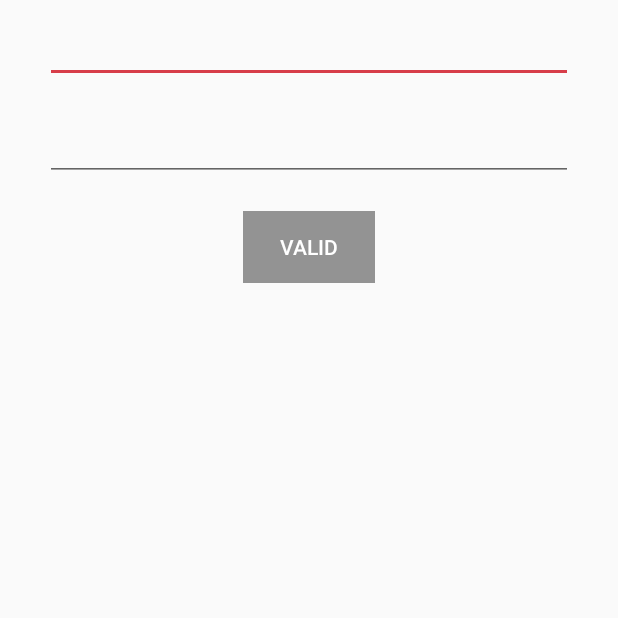
After one commit to NagamShashank/DummyUI, an Android app: the ValidationActivity screen opened directly, with no data from a screen before it, on a phone screen of 412 x 824 dp, the top half of it. The commit adds this screen. Run offline under Robolectric (Android 15) with nearby library versions, the phone set to English and light mode, and no system bars; Roboto replaces fonts that are not available here.

Commit message:
new update

```diff
--- /dev/null
+++ b/app/src/main/java/com/example/dummyui/ValidationActivity.kt
@@ -0,0 +1,86 @@
+package com.example.dummyui
+
+import androidx.appcompat.app.AppCompatActivity
+import android.os.Bundle
+import android.text.Editable
+import android.text.TextWatcher
+import android.widget.Toast
+import androidx.core.widget.addTextChangedListener
+import com.example.dummyui.databinding.ActivityValidationBinding
+import kotlinx.coroutines.flow.combineTransform
+
+class ValidationActivity : AppCompatActivity() {
+
+    private lateinit var binding : ActivityValidationBinding
+    private var checkName = false
+    private var checkPassword = false
+    override fun onCreate(savedInstanceState: Bundle?) {
+        super.onCreate(savedInstanceState)
+        binding = ActivityValidationBinding.inflate(layoutInflater)
+        setContentView(binding.root)
+
+        binding.validBtn.isEnabled = false
+        validation()
+
+    }
+
+
+
+    fun validation(){
+
+        binding.nameEditText.addTextChangedListener(object : TextWatcher{
+            override fun beforeTextChanged(p0: CharSequence?, p1: Int, p2: Int, p3: Int) {
+            }
+
+            override fun onTextChanged(p0: CharSequence?, p1: Int, p2: Int, p3: Int) {
+            }
+
+            override fun afterTextChanged(p0: Editable?) {
+                val string = p0.toString()
+                checkName(string)
+                btnEnable()
+            }
+
+        })
+
+        binding.passwordEditText.addTextChangedListener(object : TextWatcher{
+            override fun beforeTextChanged(p0: CharSequence?, p1: Int, p2: Int, p3: Int) {}
+
+            override fun onTextChanged(p0: CharSequence?, p1: Int, p2: Int, p3: Int) {}
+
+            override fun afterTextChanged(p0: Editable?) {
+                val string = p0.toString()
+                checkPassword(string)
+                btnEnable()
+            }
+
+        })
+    }
+
+    fun checkName(name : String){
+        checkName = if (name.isEmpty()){
+            binding.validBtn.setBackgroundColor(resources.getColor(R.color.grey))
+            false
+        }else {
+            true
+        }
+    }
+
+    fun checkPassword(password : String){
+        checkPassword = if (password.isEmpty()){
+            binding.validBtn.setBackgroundColor(resources.getColor(R.color.grey))
+            false
+
+        }else {
+            true
+        }
+    }
+
+    fun btnEnable(){
+        binding.validBtn.isEnabled = checkName && checkPassword
+        binding.validBtn.setBackgroundColor(resources.getColor(R.color.yellow))
+        binding.validBtn.setOnClickListener {
+            Toast.makeText(this,"Valid Clicked",Toast.LENGTH_SHORT).show()
+        }
+    }
+}
--- a/app/src/main/res/layout/activity_main.xml
+++ b/app/src/main/res/layout/activity_main.xml
@@ -6,6 +6,8 @@
     android:layout_height="match_parent"
     tools:context=".MainActivity"
     android:background="@drawable/gradient_bg">
+
+
 
     <TextView
         android:id="@+id/explicitBtn"
@@ -32,6 +34,7 @@
         app:layout_constraintEnd_toEndOf="parent"
         app:layout_constraintStart_toStartOf="parent"
         app:layout_constraintBottom_toBottomOf="parent">
+
 
         <Button
             android:id="@+id/btnFragment_1"
--- a/app/src/main/res/layout/activity_main2.xml
+++ b/app/src/main/res/layout/activity_main2.xml
@@ -21,6 +21,7 @@
         android:layout_width="match_parent"
         android:layout_height="0dp"
         app:menu="@menu/menu"
+        android:background="@color/white3"
         app:layout_constraintBottom_toBottomOf="parent"
         app:layout_constraintEnd_toEndOf="parent"
         app:layout_constraintStart_toStartOf="parent" />
--- /dev/null
+++ b/app/src/main/res/layout/activity_validation.xml
@@ -0,0 +1,68 @@
+<?xml version="1.0" encoding="utf-8"?>
+<androidx.constraintlayout.widget.ConstraintLayout xmlns:android="http://schemas.android.com/apk/res/android"
+    xmlns:app="http://schemas.android.com/apk/res-auto"
+    xmlns:tools="http://schemas.android.com/tools"
+    android:layout_width="match_parent"
+    android:layout_height="match_parent"
+    tools:context=".ValidationActivity">
+
+
+    <ScrollView
+        android:layout_width="match_parent"
+        android:layout_height="match_parent">
+
+        <LinearLayout
+            android:layout_width="match_parent"
+            android:layout_height="wrap_content"
+            android:orientation="vertical">
+
+            <EditText
+                android:id="@+id/nameEditText"
+                android:layout_width="match_parent"
+                android:layout_height="wrap_content"
+                app:layout_constraintTop_toTopOf="parent"
+                app:layout_constraintStart_toStartOf="parent"
+                app:layout_constraintEnd_toEndOf="parent"
+                app:layout_constraintBottom_toBottomOf="parent"
+                android:inputType="text"
+                android:maxLength="15"
+                android:layout_marginVertical="10dp"
+                android:layout_marginHorizontal="30dp"
+                android:digits="qwertyuiopasdfghjklzxcvbnmQWERTYUIOPASDFGHJKLZXCVBNM1234567890"/>
+
+            <EditText
+                android:id="@+id/passwordEditText"
+                android:layout_width="match_parent"
+                android:layout_height="wrap_content"
+                app:layout_constraintTop_toBottomOf="@id/nameEditText"
+                app:layout_constraintStart_toStartOf="parent"
+                app:layout_constraintEnd_toEndOf="parent"
+                android:inputType="textPassword"
+                android:maxLength="8"
+                android:layout_marginVertical="10dp"
+                android:layout_marginHorizontal="30dp"
+                android:digits="qwertyuiopasdfghjklzxcvbnmQWERTYUIOPASDFGHJKLZXCVBNM1234567890"/>
+
+            <Button
+                android:id="@+id/validBtn"
+                android:layout_width="wrap_content"
+                android:layout_height="wrap_content"
+                android:text="Valid"
+                android:textColor="@color/white"
+                android:layout_gravity="center"
+                android:background="@color/grey"
+                android:layout_marginVertical="10dp"
+                app:layout_constraintTop_toBottomOf="@id/passwordEditText"
+                app:layout_constraintStart_toStartOf="parent"
+                app:layout_constraintEnd_toEndOf="parent" />
+        </LinearLayout>
+
+
+
+    </ScrollView>
+
+
+
+
+
+</androidx.constraintlayout.widget.ConstraintLayout>
--- a/app/src/main/res/values/colors.xml
+++ b/app/src/main/res/values/colors.xml
@@ -26,8 +26,7 @@
 
     <color name="transparent">#00FFFFFF</color>
 
-
-
+    <color name="grey">#939393</color>
 
     <color name="purple_200">#0F9D58</color>
     <color name="teal_200">#3ffdfe</color>
@@ -45,4 +44,11 @@
 
     <color name="red2">#fc4141</color>
 
+
+    <color name="orange">#ff8a00</color>
+    <color name="orange2">#ff5001</color>
+
+
+    <color name="white4">#f5f6f7</color>
+
 </resources>
--- a/app/src/main/res/values/themes.xml
+++ b/app/src/main/res/values/themes.xml
@@ -13,10 +13,10 @@
     </style>
 
     <style name="AppNewTheme" parent="Theme.AppCompat.Light.NoActionBar">
-        <item name="colorPrimary">@color/yellow</item>
+        <item name="colorPrimary">@color/orange2</item>
         <item name="colorPrimaryDark">@color/blue_dark</item>
         <item name="colorAccent">@color/red</item>
-        <item name="android:statusBarColor">@color/dark_violet</item>
+        <item name="android:statusBarColor">@color/orange2</item>
 
         <item name="colorSecondary">@color/yellow</item>
     </style>
```
Also changed, not shown: app/src/main/AndroidManifest.xml (+8 -4 lines), app/src/main/java/com/example/dummyui/UITask_2/Fragment_Home.kt (+11 -45 lines), app/src/main/res/drawable/layout_bg.xml (added, +10 -0 lines), app/src/main/res/layout/fragment__home.xml (+31 -93 lines), app/src/main/res/layout/popularitemlayout.xml (added, +18 -0 lines).
